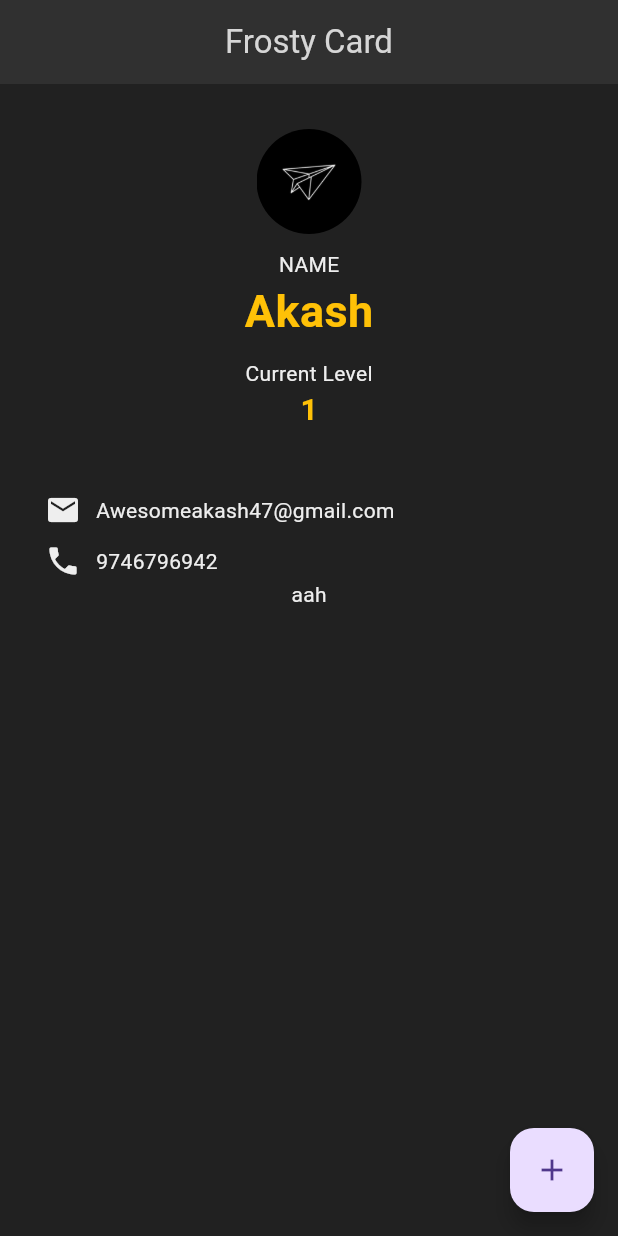
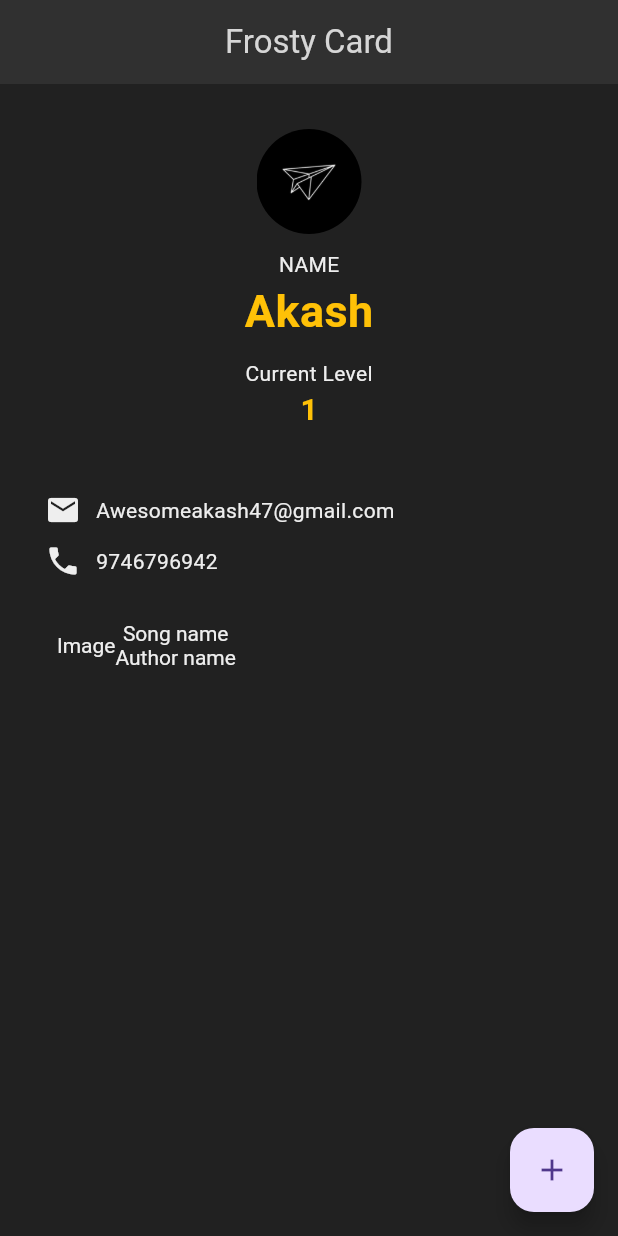
Before and after one commit to FrostyCake47/time, a Flutter app: the screen it shows after launch, on a phone screen of 412 x 824 dp. Run offline on Flutter 3.47's test engine with Material 3 defaults, Android fonts, the phone set to English and light mode, and no system bars; Roboto replaces fonts that are missing (Pacifico).

Commit message:
implementing actual song widget

```diff
--- a/lib/main.dart
+++ b/lib/main.dart
@@ -129,16 +129,18 @@ class _HomeState extends State<Home> {
                               color: Colors.grey[200]
                             )
                           ),
+
                         ],
+                      ),
+                      SizedBox(height: 20,),
+                      Row(
+                        children: [
+                          SongWidget(name: "i adore you", imageUrl: "idk")
+                        ]
                       )
                     ],
                   ),
                 ),
-                Text(
-                  "aah",
-                  style: TextStyle(
-                    color: Colors.grey[200],
-                  ),)
               ]
             ),
           ),
--- a/lib/song.dart
+++ b/lib/song.dart
@@ -1,6 +1,43 @@
+// ignore_for_file: prefer_const_constructors
+
+import 'package:flutter/material.dart';
+
 class Song{
   String song;
   String artist;
 
   Song({required this.song, required this.artist});
 }
+
+
+class SongWidget extends StatelessWidget {
+  final String name;
+  final String imageUrl;
+
+  const SongWidget({
+    Key? key,
+    required this.name,
+    required this.imageUrl,
+  }) : super(key: key);
+
+  @override
+  Widget build(BuildContext context) {
+    return Container(
+      padding: EdgeInsets.all(8.0),
+      child: DefaultTextStyle(
+        style: TextStyle(color: Colors.grey[200]),
+        child: Row(
+          children: const [
+            Text("Image"),
+            Column(
+              children: [
+                Text("Song name"),
+                Text("Author name")
+              ],
+            )
+          ],
+        ),
+      )
+    );
+  }
+}
```
